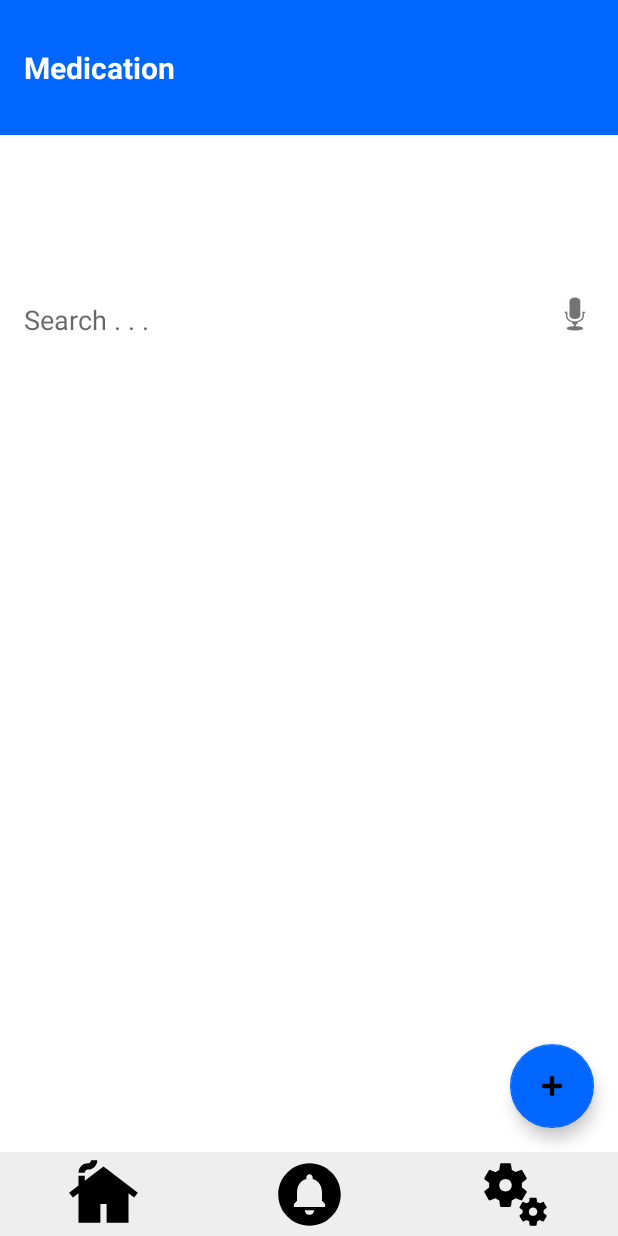
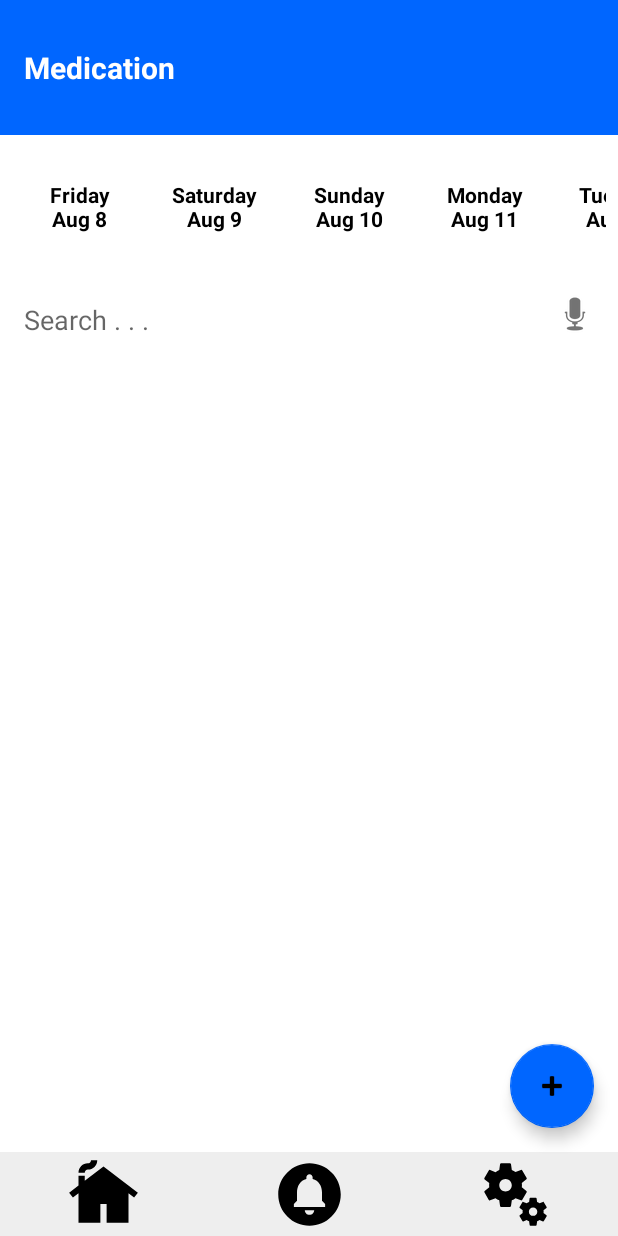
Before and after one commit to Yyangyy2/ElderLink, an Android app built with Jetpack Compose: the ViewMedicationActivity screen opened directly, with no data from a screen before it, on a phone screen of 412 x 824 dp. Run offline under Robolectric (Android 15) with nearby library versions, the phone set to English and light mode, and no system bars; our stand-ins replace Firebase (no records; nobody signed in at launch, a user with empty details on screens opened directly).

Commit message:
Added Horizontal scroll calendar feature that filters the medicines based on dates (CalendarAdapter & ViewMedicationActivity)

```diff
--- /dev/null
+++ b/app/src/main/java/com/example/elderlink/view_medication/CalendarAdapter.java
@@ -0,0 +1,98 @@
+package com.example.elderlink.view_medication;
+
+import android.graphics.Color;
+import android.view.LayoutInflater;
+import android.view.View;
+import android.view.ViewGroup;
+import android.widget.TextView;
+
+import androidx.annotation.NonNull;
+import androidx.recyclerview.widget.RecyclerView;
+
+import com.example.elderlink.R;
+
+import java.text.BreakIterator;
+import java.text.ParseException;
+import java.text.SimpleDateFormat;
+import java.util.Date;
+import java.util.List;
+import java.util.Locale;
+
+public class CalendarAdapter extends RecyclerView.Adapter<CalendarAdapter.CalendarViewHolder> {
+    private List<String> dateList;
+    private String selectedDate;
+    private OnDateClickListener listener;
+
+    public interface OnDateClickListener {
+        void onDateClick(String date);
+    }
+
+    public CalendarAdapter(List<String> dateList, String selectedDate, OnDateClickListener listener) {
+        this.dateList = dateList;
+        this.selectedDate = selectedDate;
+        this.listener = listener;
+    }
+
+    @NonNull
+    @Override
+    public CalendarViewHolder onCreateViewHolder(@NonNull ViewGroup parent, int viewType) {
+        View view = LayoutInflater.from(parent.getContext())
+                .inflate(R.layout.calendar_item, parent, false);
+        return new CalendarViewHolder(view);
+    }
+
+    @Override
+    public void onBindViewHolder(@NonNull CalendarViewHolder holder, int position) {
+        String date = dateList.get(position);
+        holder.dateText.setText(date);
+
+
+        String rawDate = dateList.get(position);
+
+        // Format the date from yyyy-MM-dd to EEE MMM d (for display)
+        try {
+            SimpleDateFormat inputFormat = new SimpleDateFormat("yyyy-MM-dd", Locale.getDefault());
+            Date parsedDate = inputFormat.parse(rawDate);
+
+            SimpleDateFormat outputFormat = new SimpleDateFormat("EEEE\nMMM d", Locale.getDefault());
+            String formattedDate = outputFormat.format(parsedDate);
+
+            holder.dateText.setText(formattedDate);  // shows Thu, Aug 21 format
+        } catch (ParseException e) {
+            e.printStackTrace();
+            holder.dateText.setText(rawDate); // fallback
+        }
+
+
+
+        // Highlight selected date
+        if (date.equals(selectedDate)) {
+            holder.dateText.setBackgroundColor(Color.BLUE);
+            holder.dateText.setTextColor(Color.WHITE);
+        } else {
+            holder.dateText.setBackgroundColor(Color.TRANSPARENT);
+            holder.dateText.setTextColor(Color.BLACK);
+        }
+
+        holder.itemView.setOnClickListener(v -> {
+            selectedDate = date;
+            listener.onDateClick(date);
+            notifyDataSetChanged();
+        });
+
+    }
+
+    @Override
+    public int getItemCount() {
+        return dateList.size();
+    }
+
+    static class CalendarViewHolder extends RecyclerView.ViewHolder {
+        TextView dateText;
+
+        public CalendarViewHolder(@NonNull View itemView) {
+            super(itemView);
+            dateText = itemView.findViewById(R.id.calendarDateText);
+        }
+    }
+}
--- a/app/src/main/java/com/example/elderlink/view_medication/MedicationAdapter.java
+++ b/app/src/main/java/com/example/elderlink/view_medication/MedicationAdapter.java
@@ -55,6 +55,7 @@ public class MedicationAdapter extends RecyclerView.Adapter<MedicationAdapter.Me
         }
 
         holder.btnEdit.setOnClickListener(v -> listener.onEditClick(med));
+
     }
 
     @Override
--- a/app/src/main/java/com/example/elderlink/view_medication/Model_medication.java
+++ b/app/src/main/java/com/example/elderlink/view_medication/Model_medication.java
@@ -1,4 +1,5 @@
 package com.example.elderlink.view_medication;
+
 
 public class Model_medication {
     private String id;
--- a/app/src/main/java/com/example/elderlink/view_medication/ViewMedicationActivity.java
+++ b/app/src/main/java/com/example/elderlink/view_medication/ViewMedicationActivity.java
@@ -6,6 +6,7 @@ import android.util.Log;
 import android.view.View;
 import android.view.View.OnClickListener;
 import android.widget.ImageButton;
+import android.widget.Toast;
 
 import androidx.appcompat.app.AppCompatActivity;
 import androidx.recyclerview.widget.GridLayoutManager;
@@ -19,17 +20,27 @@ import com.google.firebase.firestore.DocumentSnapshot;
 import com.google.firebase.firestore.FirebaseFirestore;
 import com.google.firebase.firestore.QueryDocumentSnapshot;
 
+import java.text.SimpleDateFormat;
 import java.util.ArrayList;
+import java.util.Calendar;
 import java.util.List;
+import java.util.Locale;
 
 public class ViewMedicationActivity extends AppCompatActivity {
 
 
     private RecyclerView recyclerView;
     private MedicationAdapter adapter;
+    // For view medicines shown in recyclerView but before selceting date
     private List<Model_medication> medicationList = new ArrayList<>();
+    // For view medicines shown in recyclerView, then filter by selected date
+    private List<Model_medication> allMedications = new ArrayList<>();
     private FirebaseFirestore db;
     private String personUid;
+
+
+    private RecyclerView calendarRecyclerView;
+    private CalendarAdapter calendarAdapter;
 
     @Override
     protected void onCreate(Bundle savedInstanceState) {
@@ -56,7 +67,11 @@ public class ViewMedicationActivity extends AppCompatActivity {
         });
         recyclerView.setAdapter(adapter);
 
-        loadMedications();
+        setupCalendar();
+        loadMedications(personUid);
+
+
+
 
 
 
@@ -100,32 +115,90 @@ public class ViewMedicationActivity extends AppCompatActivity {
     //Out of onCreate boundary--------------------------------------------------------------------------
     //Display medications-------------------------------------------------------------------------------
     // do not use .get(), it is not realtime and i have to reenter the page to only see the changes (add/delete), instead use SnapshotListener() to listen for updates
-    private void loadMedications() {
-        String userUid = com.google.firebase.auth.FirebaseAuth.getInstance().getCurrentUser().getUid();
+    private void loadMedications(String personUid) {
+        if (personUid == null || personUid.isEmpty()) {
+            Toast.makeText(this, "No person specified.", Toast.LENGTH_LONG).show();
+            return;
+        }
+
+        String userUid = com.google.firebase.auth.FirebaseAuth.getInstance()
+                .getCurrentUser()
+                .getUid();
+
         db.collection("users")
                 .document(userUid)
                 .collection("people")
                 .document(personUid)
                 .collection("medications")
-                .addSnapshotListener((snapshots, e) -> {
-                    if (e != null) {
-                        Log.w("Firestore", "Listen failed.", e);
+                .addSnapshotListener((querySnapshot, error) -> {
+                    if (error != null) {
+                        Log.e("Firestore", "Listen failed.", error);
                         return;
                     }
 
-                    if (snapshots != null) {
-                        medicationList.clear();
-                        for (QueryDocumentSnapshot doc : snapshots) {
-                            Model_medication medication = doc.toObject(Model_medication.class);
-                            if (medication != null) {
-                                medication.setId(doc.getId()); // set Firestore doc id
-                                medicationList.add(medication);
+                    if (querySnapshot != null) {
+                        allMedications.clear();
+                        for (QueryDocumentSnapshot doc : querySnapshot) {
+                            Model_medication med = doc.toObject(Model_medication.class);
+                            if (med != null) {
+                                med.setId(doc.getId());
+                                allMedications.add(med);
                             }
                         }
-                        adapter.notifyDataSetChanged();
+
+                        // Default to today’s date
+                        String today = new SimpleDateFormat("yyyy-MM-dd", Locale.getDefault())
+                                .format(Calendar.getInstance().getTime());
+                        filterMedicationsByDate(today);
                     }
                 });
     }
 
 
+
+
+
+
+
+
+    // Setup horizontal scrolling calendar ---------------------------------------------------------------
+    private void setupCalendar() {
+        calendarRecyclerView = findViewById(R.id.calendarRecyclerView);
+        calendarRecyclerView.setLayoutManager(
+                new LinearLayoutManager(this, LinearLayoutManager.HORIZONTAL, false)
+        );
+
+        // Generate ±15 days around today
+        List<String> dateList = new ArrayList<>();
+        SimpleDateFormat sdf = new SimpleDateFormat("yyyy-MM-dd", Locale.getDefault());
+        Calendar cal = Calendar.getInstance();
+        for (int i = -15; i <= 15; i++) {
+            Calendar tempCal = (Calendar) cal.clone();
+            tempCal.add(Calendar.DAY_OF_MONTH, i);
+            dateList.add(sdf.format(tempCal.getTime()));
+        }
+
+        String today = sdf.format(cal.getTime());
+
+        calendarAdapter = new CalendarAdapter(dateList, today, selectedDate -> {
+            // filter meds when a new date is selected
+            filterMedicationsByDate(selectedDate);
+        });
+        calendarRecyclerView.setAdapter(calendarAdapter);
+    }
+
+
+
+    // Filter by date -----------------------------------------------------------------------------------
+    private void filterMedicationsByDate(String date) {
+        medicationList.clear();
+        for (Model_medication med : allMedications) {
+            if (med.getDate() != null && med.getDate().equals(date)) {
+                medicationList.add(med);
+            }
+        }
+        adapter.notifyDataSetChanged();
+    }
+
+
 }
--- /dev/null
+++ b/app/src/main/res/drawable/calendar_date_bg.xml
@@ -0,0 +1,6 @@
+<?xml version="1.0" encoding="utf-8"?>
+<shape xmlns:android="http://schemas.android.com/apk/res/android">
+    <corners android:radius="30dp"/>
+    <stroke android:width="2dp" android:color="#000000"/>
+
+</shape>
--- /dev/null
+++ b/app/src/main/res/layout/calendar_item.xml
@@ -0,0 +1,22 @@
+<?xml version="1.0" encoding="utf-8"?>
+<androidx.constraintlayout.widget.ConstraintLayout xmlns:android="http://schemas.android.com/apk/res/android"
+    xmlns:tools="http://schemas.android.com/tools"
+    android:layout_width="wrap_content"
+    android:layout_height="wrap_content">
+    <TextView xmlns:android="http://schemas.android.com/apk/res/android"
+        android:id="@+id/calendarDateText"
+        android:layout_width="90dp"
+        android:layout_height="80dp"
+        android:gravity="center"
+        android:textStyle="bold"
+        android:textSize="14sp"
+        android:background="@drawable/calendar_date_bg"
+        android:textColor="@android:color/black"
+        android:padding="4dp"
+        tools:ignore="MissingConstraints" />
+
+
+
+
+
+</androidx.constraintlayout.widget.ConstraintLayout>
```
